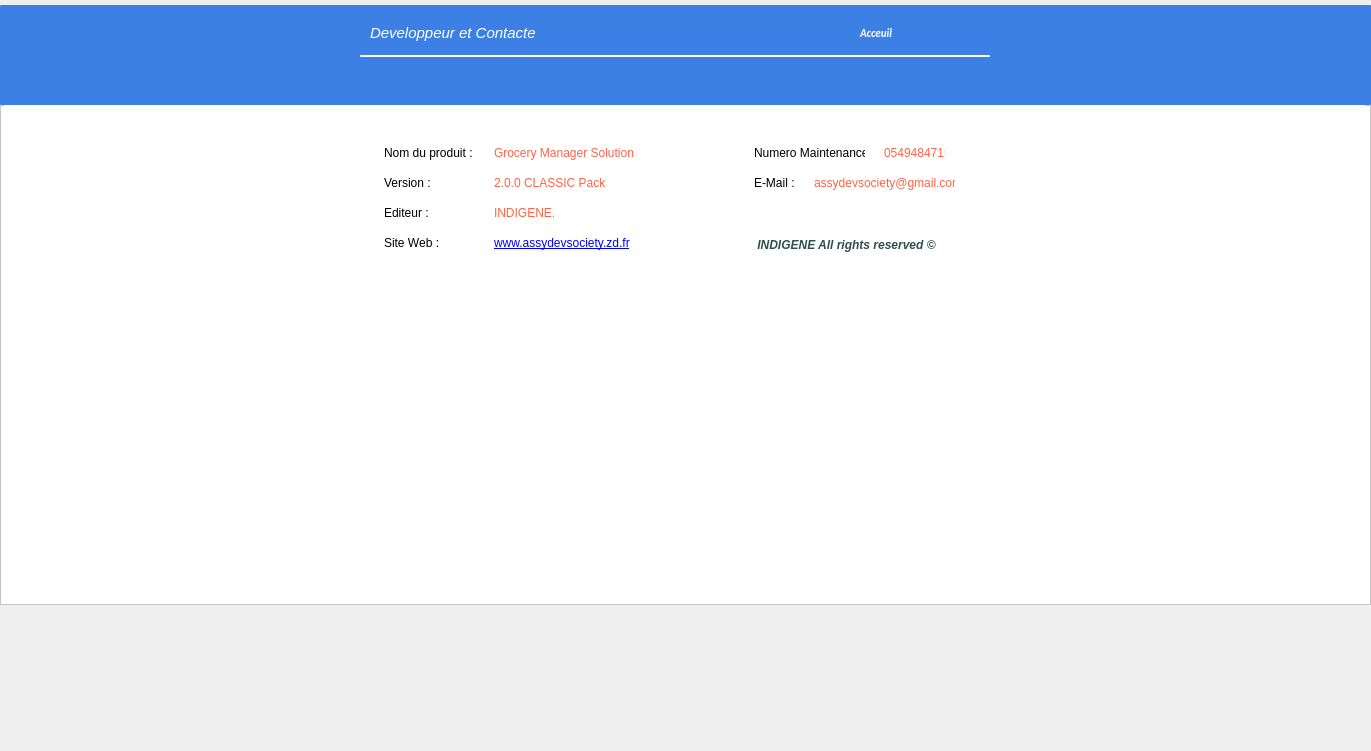
First picture: the form in DESIGN/DIALOGS/developper.ui, repository indigene-way/ERP_business_Manager, before the edit.
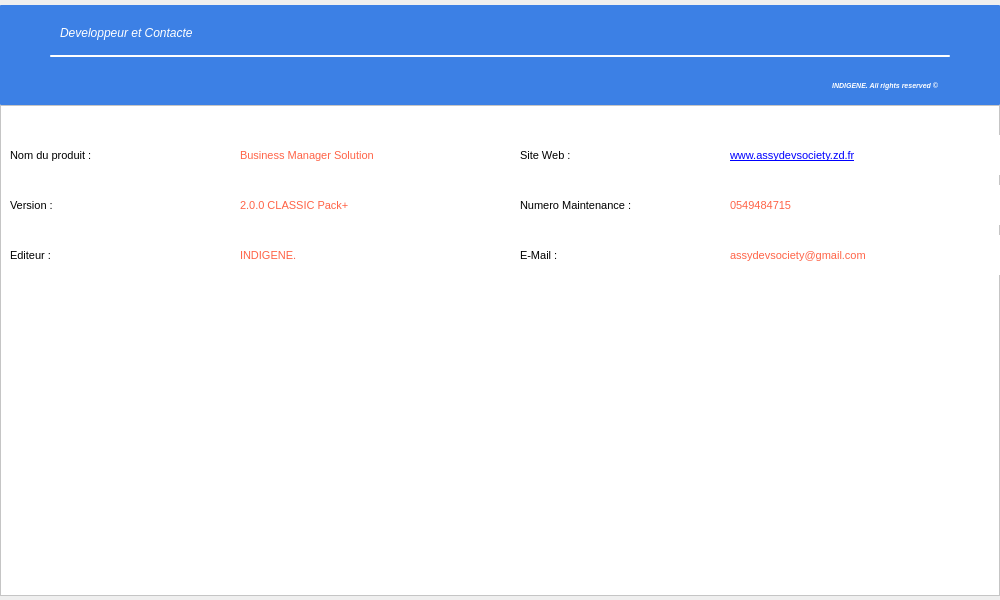
Second picture: the form after the edit. Icons and pictures are not drawn.

The edit to the form file:
```diff
--- a/DESIGN/DIALOGS/developper.ui
+++ b/DESIGN/DIALOGS/developper.ui
@@ -6,8 +6,8 @@
    <rect>
     <x>0</x>
     <y>0</y>
-    <width>1371</width>
-    <height>751</height>
+    <width>1000</width>
+    <height>600</height>
    </rect>
   </property>
   <property name="windowTitle">
@@ -18,7 +18,7 @@
     <rect>
      <x>0</x>
      <y>5</y>
-     <width>1371</width>
+     <width>1000</width>
      <height>100</height>
     </rect>
    </property>
@@ -95,9 +95,9 @@
    <widget class="QPushButton" name="who_2">
     <property name="geometry">
      <rect>
-      <x>360</x>
+      <x>50</x>
       <y>10</y>
-      <width>371</width>
+      <width>400</width>
       <height>35</height>
      </rect>
     </property>
@@ -110,7 +110,7 @@
     <property name="font">
      <font>
       <family>Segoe UI Historic</family>
-      <pointsize>11</pointsize>
+      <pointsize>9</pointsize>
       <weight>50</weight>
       <italic>true</italic>
       <bold>false</bold>
@@ -143,73 +143,17 @@
     </property>
     <property name="iconSize">
      <size>
-      <width>21</width>
-      <height>21</height>
-     </size>
-    </property>
-   </widget>
-   <widget class="QPushButton" name="back">
-    <property name="geometry">
-     <rect>
-      <x>850</x>
-      <y>10</y>
-      <width>141</width>
-      <height>35</height>
-     </rect>
-    </property>
-    <property name="sizePolicy">
-     <sizepolicy hsizetype="Minimum" vsizetype="Maximum">
-      <horstretch>0</horstretch>
-      <verstretch>0</verstretch>
-     </sizepolicy>
-    </property>
-    <property name="font">
-     <font>
-      <family>Calibri</family>
-      <pointsize>8</pointsize>
-      <weight>75</weight>
-      <italic>true</italic>
-      <bold>true</bold>
-      <underline>false</underline>
-      <kerning>true</kerning>
-     </font>
-    </property>
-    <property name="cursor">
-     <cursorShape>PointingHandCursor</cursorShape>
-    </property>
-    <property name="toolTip">
-     <string>Changer de compte</string>
-    </property>
-    <property name="statusTip">
-     <string/>
-    </property>
-    <property name="autoFillBackground">
-     <bool>false</bool>
-    </property>
-    <property name="styleSheet">
-     <string notr="true">QPushButton{background-color:#3c80e5; color : white; border: 0px solid #000028 ;  text-align:left; padding-left:10px;}
-</string>
-    </property>
-    <property name="text">
-     <string>Acceuil</string>
-    </property>
-    <property name="icon">
-     <iconset>
-      <normaloff>../../IMAGES/Icons/index.png</normaloff>../../IMAGES/Icons/index.png</iconset>
-    </property>
-    <property name="iconSize">
-     <size>
-      <width>21</width>
-      <height>21</height>
+      <width>16</width>
+      <height>16</height>
      </size>
     </property>
    </widget>
    <widget class="Line" name="line">
     <property name="geometry">
      <rect>
-      <x>360</x>
+      <x>50</x>
       <y>50</y>
-      <width>630</width>
+      <width>900</width>
       <height>2</height>
      </rect>
     </property>
@@ -220,14 +164,45 @@
      <enum>Qt::Horizontal</enum>
     </property>
    </widget>
+   <widget class="QLabel" name="label_71">
+    <property name="geometry">
+     <rect>
+      <x>550</x>
+      <y>60</y>
+      <width>400</width>
+      <height>40</height>
+     </rect>
+    </property>
+    <property name="font">
+     <font>
+      <pointsize>5</pointsize>
+      <weight>75</weight>
+      <italic>true</italic>
+      <bold>true</bold>
+      <underline>false</underline>
+     </font>
+    </property>
+    <property name="toolTip">
+     <string/>
+    </property>
+    <property name="styleSheet">
+     <string notr="true">color:white;padding-right:10px;</string>
+    </property>
+    <property name="text">
+     <string> INDIGENE. All rights reserved ©</string>
+    </property>
+    <property name="alignment">
+     <set>Qt::AlignRight|Qt::AlignTrailing|Qt::AlignVCenter</set>
+    </property>
+   </widget>
   </widget>
   <widget class="QFrame" name="frame">
    <property name="geometry">
     <rect>
      <x>0</x>
      <y>105</y>
-     <width>1371</width>
-     <height>500</height>
+     <width>1000</width>
+     <height>491</height>
     </rect>
    </property>
    <property name="styleSheet">
@@ -239,132 +214,96 @@
    <property name="frameShadow">
     <enum>QFrame::Raised</enum>
    </property>
-   <widget class="QGroupBox" name="productCreatorGroupBox_12">
+   <widget class="QLabel" name="label_69">
     <property name="geometry">
      <rect>
-      <x>4</x>
-      <y>0</y>
-      <width>1361</width>
-      <height>352</height>
+      <x>730</x>
+      <y>130</y>
+      <width>300</width>
+      <height>40</height>
      </rect>
     </property>
+    <property name="font">
+     <font>
+      <pointsize>8</pointsize>
+     </font>
+    </property>
     <property name="styleSheet">
-     <string notr="true">background:white;border:0px;</string>
+     <string notr="true">color:tomato;</string>
     </property>
-    <property name="title">
-     <string/>
+    <property name="text">
+     <string>assydevsociety@gmail.com</string>
     </property>
-    <widget class="QLabel" name="label_59">
+   </widget>
+   <widget class="QLabel" name="label_68">
      <property name="geometry">
       <rect>
-       <x>380</x>
-       <y>70</y>
-       <width>101</width>
-       <height>16</height>
-      </rect>
-     </property>
+      <x>520</x>
+      <y>80</y>
+      <width>200</width>
+      <height>40</height>
+     </rect>
+    </property>
+    <property name="font">
+     <font>
+      <pointsize>8</pointsize>
+     </font>
+    </property>
      <property name="text">
-      <string>Version :</string>
+     <string>Numero Maintenance :</string>
+    </property>
+   </widget>
+   <widget class="QLabel" name="label_67">
+    <property name="geometry">
+     <rect>
+      <x>730</x>
+      <y>80</y>
+      <width>300</width>
+      <height>40</height>
+     </rect>
+    </property>
+    <property name="font">
+     <font>
+      <pointsize>8</pointsize>
+     </font>
+    </property>
+    <property name="styleSheet">
+     <string notr="true">color:tomato;</string>
+    </property>
+    <property name="text">
+     <string>0549484715</string>
      </property>
     </widget>
     <widget class="QLabel" name="label_60">
      <property name="geometry">
       <rect>
-       <x>380</x>
-       <y>100</y>
-       <width>101</width>
-       <height>16</height>
-      </rect>
-     </property>
+      <x>10</x>
+      <y>130</y>
+      <width>200</width>
+      <height>40</height>
+     </rect>
+    </property>
+    <property name="font">
+     <font>
+      <pointsize>8</pointsize>
+     </font>
+    </property>
      <property name="text">
       <string>Editeur :</string>
      </property>
     </widget>
-    <widget class="QLabel" name="label_61">
-     <property name="geometry">
-      <rect>
-       <x>380</x>
-       <y>40</y>
-       <width>111</width>
-       <height>16</height>
-      </rect>
-     </property>
-     <property name="text">
-      <string>Nom du produit :</string>
-     </property>
-    </widget>
-    <widget class="QLabel" name="label_62">
-     <property name="geometry">
-      <rect>
-       <x>490</x>
-       <y>40</y>
-       <width>171</width>
-       <height>16</height>
-      </rect>
-     </property>
-     <property name="styleSheet">
-      <string notr="true">color:tomato;</string>
-     </property>
-     <property name="text">
-      <string>Grocery Manager Solution </string>
-     </property>
-    </widget>
-    <widget class="QLabel" name="label_63">
-     <property name="geometry">
-      <rect>
-       <x>490</x>
-       <y>70</y>
-       <width>120</width>
-       <height>16</height>
-      </rect>
-     </property>
-     <property name="styleSheet">
-      <string notr="true">color:tomato;</string>
-     </property>
-     <property name="text">
-      <string>2.0.0 CLASSIC Pack</string>
-     </property>
-    </widget>
-    <widget class="QLabel" name="label_64">
-     <property name="geometry">
-      <rect>
-       <x>490</x>
-       <y>100</y>
-       <width>120</width>
-       <height>16</height>
-      </rect>
-     </property>
-     <property name="styleSheet">
-      <string notr="true">color:tomato;</string>
-     </property>
-     <property name="text">
-      <string>INDIGENE.</string>
-     </property>
-    </widget>
-    <widget class="QLabel" name="label_65">
-     <property name="geometry">
-      <rect>
-       <x>380</x>
-       <y>130</y>
-       <width>101</width>
-       <height>16</height>
-      </rect>
-     </property>
-     <property name="text">
-      <string>Site Web :</string>
-     </property>
-    </widget>
     <widget class="QLabel" name="label_66">
      <property name="geometry">
       <rect>
-       <x>490</x>
-       <y>130</y>
-       <width>141</width>
-       <height>16</height>
+      <x>730</x>
+      <y>30</y>
+      <width>300</width>
+      <height>40</height>
       </rect>
      </property>
      <property name="font">
       <font>
+      <pointsize>8</pointsize>
        <underline>true</underline>
       </font>
      </property>
@@ -378,104 +317,140 @@
       <string>www.assydevsociety.zd.fr</string>
      </property>
     </widget>
-    <widget class="QLabel" name="label_67">
+   <widget class="QLabel" name="label_64">
      <property name="geometry">
       <rect>
-       <x>880</x>
-       <y>40</y>
-       <width>61</width>
-       <height>16</height>
-      </rect>
-     </property>
+      <x>240</x>
+      <y>130</y>
+      <width>250</width>
+      <height>40</height>
+     </rect>
+    </property>
+    <property name="font">
+     <font>
+      <pointsize>8</pointsize>
+     </font>
+    </property>
      <property name="styleSheet">
       <string notr="true">color:tomato;</string>
      </property>
      <property name="text">
-      <string>0549484715</string>
-     </property>
-    </widget>
-    <widget class="QLabel" name="label_68">
+     <string>INDIGENE.</string>
+    </property>
+   </widget>
+   <widget class="QLabel" name="label_63">
      <property name="geometry">
       <rect>
-       <x>750</x>
-       <y>40</y>
-       <width>111</width>
-       <height>16</height>
-      </rect>
-     </property>
-     <property name="text">
-      <string>Numero Maintenance :</string>
-     </property>
-    </widget>
-    <widget class="QLabel" name="label_69">
-     <property name="geometry">
-      <rect>
-       <x>810</x>
-       <y>70</y>
-       <width>141</width>
-       <height>16</height>
-      </rect>
-     </property>
+      <x>240</x>
+      <y>80</y>
+      <width>250</width>
+      <height>40</height>
+     </rect>
+    </property>
+    <property name="font">
+     <font>
+      <pointsize>8</pointsize>
+     </font>
+    </property>
      <property name="styleSheet">
       <string notr="true">color:tomato;</string>
      </property>
      <property name="text">
-      <string>assydevsociety@gmail.com</string>
+     <string>2.0.0 CLASSIC Pack+</string>
      </property>
     </widget>
     <widget class="QLabel" name="label_70">
      <property name="geometry">
       <rect>
-       <x>750</x>
-       <y>70</y>
-       <width>41</width>
-       <height>16</height>
-      </rect>
-     </property>
+      <x>520</x>
+      <y>130</y>
+      <width>200</width>
+      <height>40</height>
+     </rect>
+    </property>
+    <property name="font">
+     <font>
+      <pointsize>8</pointsize>
+     </font>
+    </property>
      <property name="text">
       <string>E-Mail :</string>
      </property>
     </widget>
-    <widget class="Line" name="line_3">
+   <widget class="QLabel" name="label_62">
      <property name="geometry">
       <rect>
-       <x>310</x>
-       <y>70</y>
-       <width>16</width>
-       <height>101</height>
-      </rect>
-     </property>
-     <property name="orientation">
-      <enum>Qt::Vertical</enum>
-     </property>
-    </widget>
-    <widget class="QLabel" name="label_71">
-     <property name="geometry">
-      <rect>
-       <x>750</x>
-       <y>130</y>
-       <width>201</width>
-       <height>20</height>
+      <x>240</x>
+      <y>30</y>
+      <width>250</width>
+      <height>40</height>
       </rect>
      </property>
      <property name="font">
       <font>
-       <weight>75</weight>
-       <italic>true</italic>
-       <bold>true</bold>
-       <underline>false</underline>
-      </font>
-     </property>
-     <property name="toolTip">
-      <string> AssyDevSociety ©</string>
-     </property>
+      <pointsize>8</pointsize>
+     </font>
+    </property>
      <property name="styleSheet">
-      <string notr="true">color:#2f4f4f</string>
+     <string notr="true">color:tomato;</string>
      </property>
      <property name="text">
-      <string> INDIGENE All rights reserved ©</string>
-     </property>
-    </widget>
+     <string>Business Manager Solution </string>
+    </property>
+   </widget>
+   <widget class="QLabel" name="label_65">
+    <property name="geometry">
+     <rect>
+      <x>520</x>
+      <y>30</y>
+      <width>200</width>
+      <height>40</height>
+     </rect>
+    </property>
+    <property name="font">
+     <font>
+      <pointsize>8</pointsize>
+     </font>
+    </property>
+    <property name="text">
+     <string>Site Web :</string>
+    </property>
+   </widget>
+   <widget class="QLabel" name="label_61">
+    <property name="geometry">
+     <rect>
+      <x>10</x>
+      <y>30</y>
+      <width>200</width>
+      <height>40</height>
+     </rect>
+    </property>
+    <property name="font">
+     <font>
+      <pointsize>8</pointsize>
+     </font>
+    </property>
+    <property name="text">
+     <string>Nom du produit :</string>
+    </property>
+   </widget>
+   <widget class="QLabel" name="label_59">
+    <property name="geometry">
+     <rect>
+      <x>10</x>
+      <y>80</y>
+      <width>200</width>
+      <height>40</height>
+     </rect>
+    </property>
+    <property name="font">
+     <font>
+      <pointsize>8</pointsize>
+     </font>
+    </property>
+    <property name="text">
+     <string>Version :</string>
+    </property>
    </widget>
   </widget>
  </widget>
```
Left out of the diff: 61 changed lines with no effect on the pictures. Lines whose indentation alone changed are shown as unchanged.
